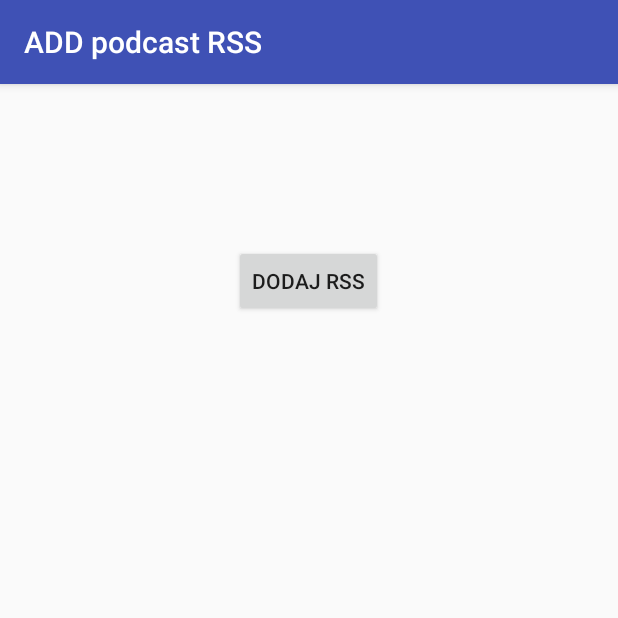
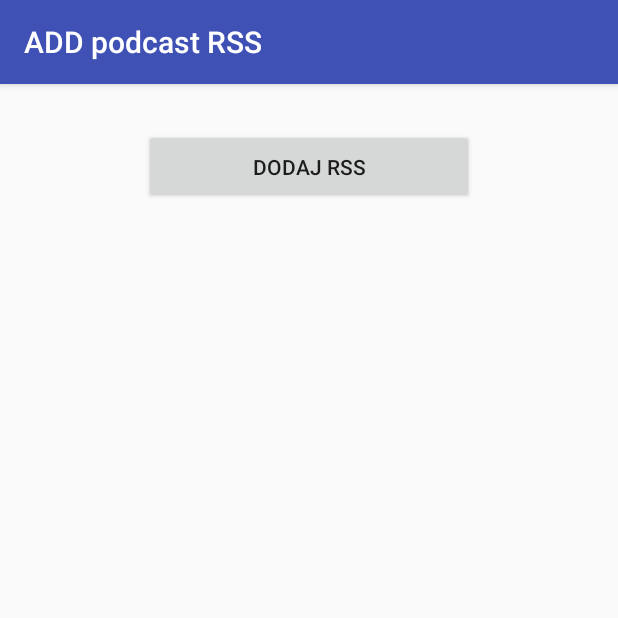
Before and after one commit to LogAnd1/PodcastPlayer, an Android app: the screen it shows after launch (AddActivity), after a tap on "Add podcast", on a phone screen of 412 x 824 dp, the top half of it. Run offline under Robolectric (Android 15) with nearby library versions, the phone set to English and light mode, and no system bars.

Commit message:
Osvežitev MainActivity

```diff
--- a/app/src/main/java/com/example/pp/podcastplayer/MainActivity.java
+++ b/app/src/main/java/com/example/pp/podcastplayer/MainActivity.java
@@ -126,12 +126,27 @@ public class MainActivity extends AppCompatActivity
         // Odpiranje download zaslona iz menu-ja
         else if (id == R.id.action_add) {
             Intent intent = new Intent(this, AddActivity.class);
-            startActivity(intent);
+            startActivityForResult(intent, 0);
             return true;
         }
 
         return super.onOptionsItemSelected(item);
     }
+
+
+    @Override
+    protected void onActivityResult(int requestCode, int resultCode, Intent data) {
+        // Check which request we're responding to
+        if (requestCode == 0) {
+            // Make sure the request was successful
+            if (resultCode == RESULT_OK) {
+                finish();
+                startActivity(getIntent());
+            }
+        }
+    }
+
+
 
     @SuppressWarnings("StatementWithEmptyBody")
     @Override
@@ -217,6 +232,10 @@ public class MainActivity extends AppCompatActivity
             );
         }
     }
+
+
+
+
 
     ArrayList results = new ArrayList<DataObject>();
 
--- a/app/src/main/res/layout/content_add.xml
+++ b/app/src/main/res/layout/content_add.xml
@@ -10,10 +10,10 @@
 
     <Button
         android:id="@+id/button_rss"
-        android:layout_width="wrap_content"
-        android:layout_height="wrap_content"
+        android:layout_width="220dp"
+        android:layout_height="50dp"
         android:layout_alignParentTop="true"
         android:layout_centerHorizontal="true"
-        android:layout_marginTop="107dp"
+        android:layout_marginTop="30dp"
         android:text="Dodaj RSS" />
 </RelativeLayout>
```
Also changed, not shown: app/src/main/java/com/example/pp/podcastplayer/AddActivity.java (+8 -1 lines).
